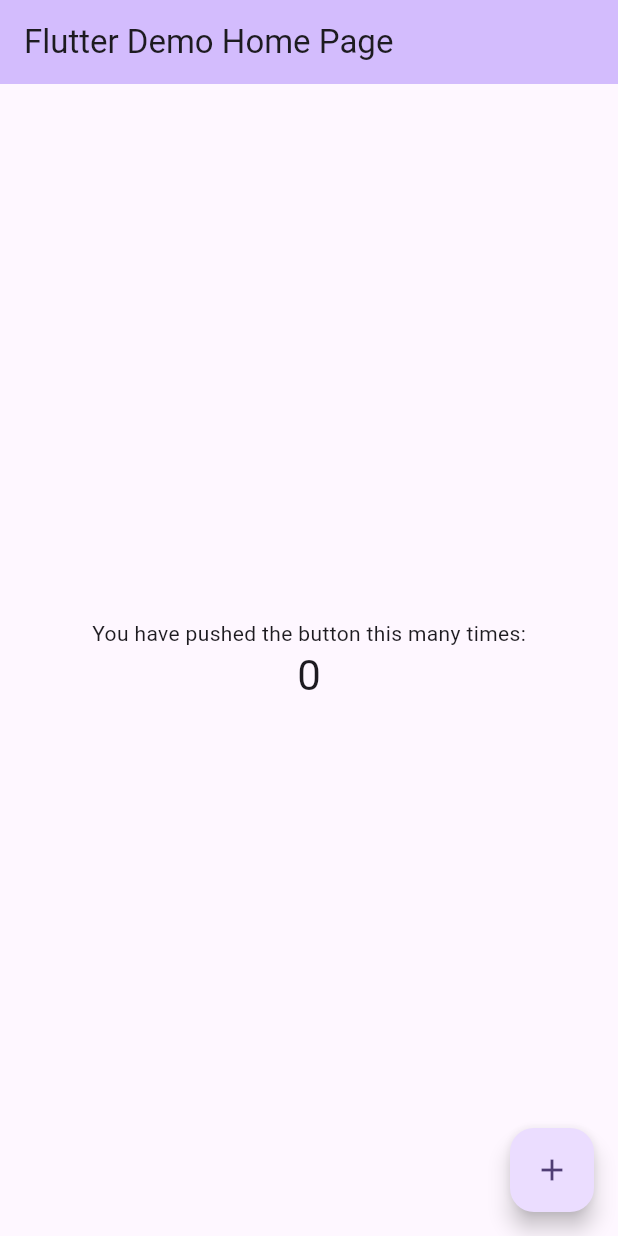
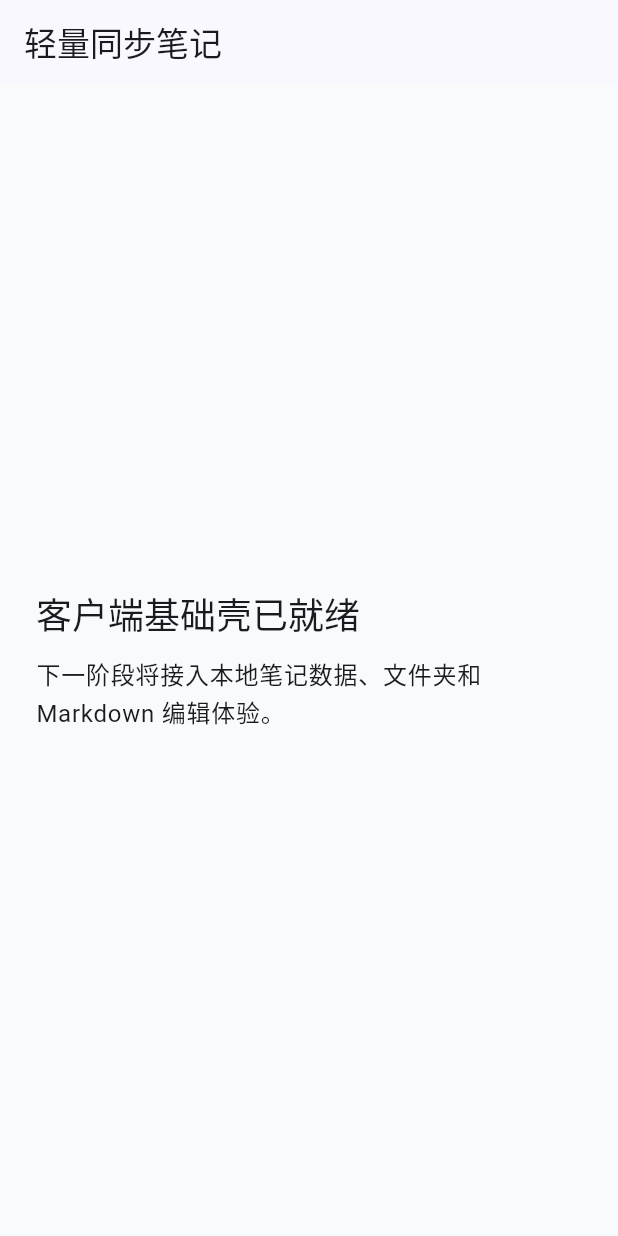
Before and after one commit to lblgb/note, a Flutter app: the screen it shows after launch, on a phone screen of 412 x 824 dp. Run offline on Flutter 3.47's test engine with Material 3 defaults, Android fonts, the phone set to English and light mode, and no system bars.

Commit message:
feat: 添加 Flutter 客户端基础壳

```diff
--- /dev/null
+++ b/apps/client/lib/app/app_theme.dart
@@ -0,0 +1,18 @@
+// 文件说明：客户端应用主题配置。
+
+import 'package:flutter/material.dart';
+
+// buildAppTheme 创建应用基础主题。
+ThemeData buildAppTheme() {
+  final colorScheme = ColorScheme.fromSeed(
+    seedColor: const Color(0xFF2563EB),
+    brightness: Brightness.light,
+  );
+
+  return ThemeData(
+    useMaterial3: true,
+    colorScheme: colorScheme,
+    scaffoldBackgroundColor: const Color(0xFFF8FAFC),
+    appBarTheme: const AppBarTheme(centerTitle: false),
+  );
+}
--- /dev/null
+++ b/apps/client/lib/app/note_app.dart
@@ -0,0 +1,22 @@
+// 文件说明：客户端应用根组件。
+
+import 'package:flutter/material.dart';
+
+import '../features/shell/shell_page.dart';
+import 'app_theme.dart';
+
+// NoteApp 是 Flutter 客户端根组件。
+class NoteApp extends StatelessWidget {
+  const NoteApp({super.key});
+
+  // build 构建应用路由、主题和首页。
+  @override
+  Widget build(BuildContext context) {
+    return MaterialApp(
+      title: '轻量同步笔记',
+      debugShowCheckedModeBanner: false,
+      theme: buildAppTheme(),
+      home: const ShellPage(),
+    );
+  }
+}
--- /dev/null
+++ b/apps/client/lib/features/shell/shell_page.dart
@@ -0,0 +1,90 @@
+// 文件说明：客户端基础壳页面，展示后续笔记工作区入口。
+
+import 'package:flutter/material.dart';
+
+// ShellPage 展示客户端第一阶段基础界面。
+class ShellPage extends StatelessWidget {
+  const ShellPage({super.key});
+
+  // build 根据窗口宽度构建桌面或窄屏布局。
+  @override
+  Widget build(BuildContext context) {
+    return Scaffold(
+      appBar: AppBar(title: const Text('轻量同步笔记')),
+      body: LayoutBuilder(
+        builder: (context, constraints) {
+          final isWide = constraints.maxWidth >= 900;
+          if (isWide) {
+            return const Row(
+              children: [
+                _SidebarPane(),
+                VerticalDivider(width: 1),
+                Expanded(child: _WorkspacePane()),
+              ],
+            );
+          }
+
+          return const _WorkspacePane();
+        },
+      ),
+    );
+  }
+}
+
+// _SidebarPane 展示桌面端侧边栏占位。
+class _SidebarPane extends StatelessWidget {
+  const _SidebarPane();
+
+  // build 构建文件夹和最近笔记导航。
+  @override
+  Widget build(BuildContext context) {
+    return SizedBox(
+      width: 280,
+      child: ListView(
+        padding: const EdgeInsets.all(16),
+        children: const [
+          Text(
+            '文件夹',
+            style: TextStyle(fontSize: 18, fontWeight: FontWeight.w600),
+          ),
+          SizedBox(height: 12),
+          ListTile(leading: Icon(Icons.folder_outlined), title: Text('全部笔记')),
+          ListTile(leading: Icon(Icons.history), title: Text('最近编辑')),
+        ],
+      ),
+    );
+  }
+}
+
+// _WorkspacePane 展示当前阶段工作区占位。
+class _WorkspacePane extends StatelessWidget {
+  const _WorkspacePane();
+
+  // build 构建居中的工作区状态说明。
+  @override
+  Widget build(BuildContext context) {
+    return Center(
+      child: ConstrainedBox(
+        constraints: const BoxConstraints(maxWidth: 520),
+        child: Padding(
+          padding: const EdgeInsets.all(24),
+          child: Column(
+            mainAxisSize: MainAxisSize.min,
+            crossAxisAlignment: CrossAxisAlignment.start,
+            children: [
+              Text(
+                '客户端基础壳已就绪',
+                style: Theme.of(context).textTheme.headlineSmall,
+              ),
+              const SizedBox(height: 12),
+              Text(
+                '下一阶段将接入本地笔记数据、文件夹和 Markdown 编辑体验。',
+                style: Theme.of(context).textTheme.bodyLarge,
+              ),
+            ],
+          ),
+        ),
+      ),
+    );
+  }
+}
--- a/apps/client/lib/main.dart
+++ b/apps/client/lib/main.dart
@@ -1,122 +1,10 @@
+// 文件说明：Flutter 客户端入口。
+
 import 'package:flutter/material.dart';
 
+import 'app/note_app.dart';
+
+// main 启动 Flutter 客户端。
 void main() {
-  runApp(const MyApp());
+  runApp(const NoteApp());
 }
-
-class MyApp extends StatelessWidget {
-  const MyApp({super.key});
-
-  // This widget is the root of your application.
-  @override
-  Widget build(BuildContext context) {
-    return MaterialApp(
-      title: 'Flutter Demo',
-      theme: ThemeData(
-        // This is the theme of your application.
-        //
-        // TRY THIS: Try running your application with "flutter run". You'll see
-        // the application has a purple toolbar. Then, without quitting the app,
-        // try changing the seedColor in the colorScheme below to Colors.green
-        // and then invoke "hot reload" (save your changes or press the "hot
-        // reload" button in a Flutter-supported IDE, or press "r" if you used
-        // the command line to start the app).
-        //
-        // Notice that the counter didn't reset back to zero; the application
-        // state is not lost during the reload. To reset the state, use hot
-        // restart instead.
-        //
-        // This works for code too, not just values: Most code changes can be
-        // tested with just a hot reload.
-        colorScheme: .fromSeed(seedColor: Colors.deepPurple),
-      ),
-      home: const MyHomePage(title: 'Flutter Demo Home Page'),
-    );
-  }
-}
-
-class MyHomePage extends StatefulWidget {
-  const MyHomePage({super.key, required this.title});
-
-  // This widget is the home page of your application. It is stateful, meaning
-  // that it has a State object (defined below) that contains fields that affect
-  // how it looks.
-
-  // This class is the configuration for the state. It holds the values (in this
-  // case the title) provided by the parent (in this case the App widget) and
-  // used by the build method of the State. Fields in a Widget subclass are
-  // always marked "final".
-
-  final String title;
-
-  @override
-  State<MyHomePage> createState() => _MyHomePageState();
-}
-
-class _MyHomePageState extends State<MyHomePage> {
-  int _counter = 0;
-
-  void _incrementCounter() {
-    setState(() {
-      // This call to setState tells the Flutter framework that something has
-      // changed in this State, which causes it to rerun the build method below
-      // so that the display can reflect the updated values. If we changed
-      // _counter without calling setState(), then the build method would not be
-      // called again, and so nothing would appear to happen.
-      _counter++;
-    });
-  }
-
-  @override
-  Widget build(BuildContext context) {
-    // This method is rerun every time setState is called, for instance as done
-    // by the _incrementCounter method above.
-    //
-    // The Flutter framework has been optimized to make rerunning build methods
-    // fast, so that you can just rebuild anything that needs updating rather
-    // than having to individually change instances of widgets.
-    return Scaffold(
-      appBar: AppBar(
-        // TRY THIS: Try changing the color here to a specific color (to
-        // Colors.amber, perhaps?) and trigger a hot reload to see the AppBar
-        // change color while the other colors stay the same.
-        backgroundColor: Theme.of(context).colorScheme.inversePrimary,
-        // Here we take the value from the MyHomePage object that was created by
-        // the App.build method, and use it to set our appbar title.
-        title: Text(widget.title),
-      ),
-      body: Center(
-        // Center is a layout widget. It takes a single child and positions it
-        // in the middle of the parent.
-        child: Column(
-          // Column is also a layout widget. It takes a list of children and
-          // arranges them vertically. By default, it sizes itself to fit its
-          // children horizontally, and tries to be as tall as its parent.
-          //
-          // Column has various properties to control how it sizes itself and
-          // how it positions its children. Here we use mainAxisAlignment to
-          // center the children vertically; the main axis here is the vertical
-          // axis because Columns are vertical (the cross axis would be
-          // horizontal).
-          //
-          // TRY THIS: Invoke "debug painting" (choose the "Toggle Debug Paint"
-          // action in the IDE, or press "p" in the console), to see the
-          // wireframe for each widget.
-          mainAxisAlignment: .center,
-          children: [
-            const Text('You have pushed the button this many times:'),
-            Text(
-              '$_counter',
-              style: Theme.of(context).textTheme.headlineMedium,
-            ),
-          ],
-        ),
-      ),
-      floatingActionButton: FloatingActionButton(
-        onPressed: _incrementCounter,
-        tooltip: 'Increment',
-        child: const Icon(Icons.add),
-      ),
-    );
-  }
-}
```
